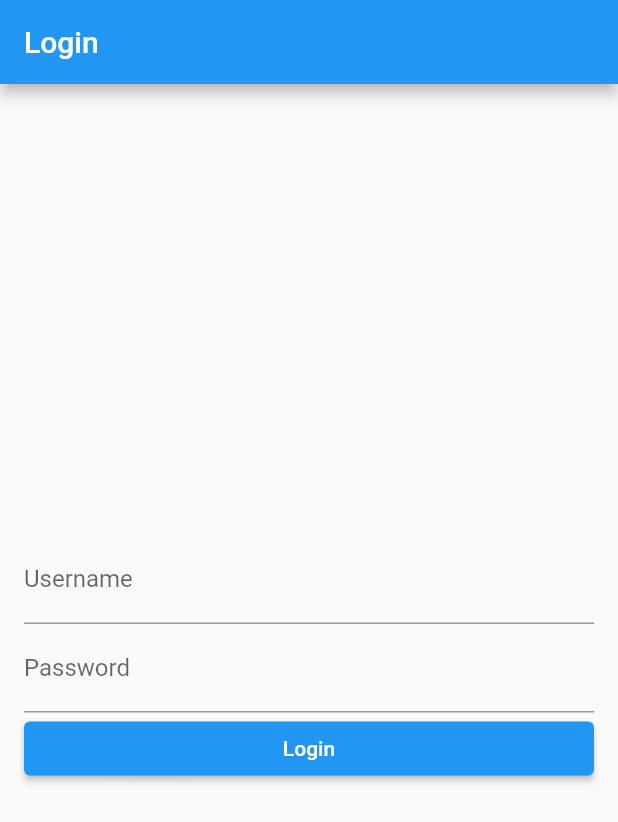
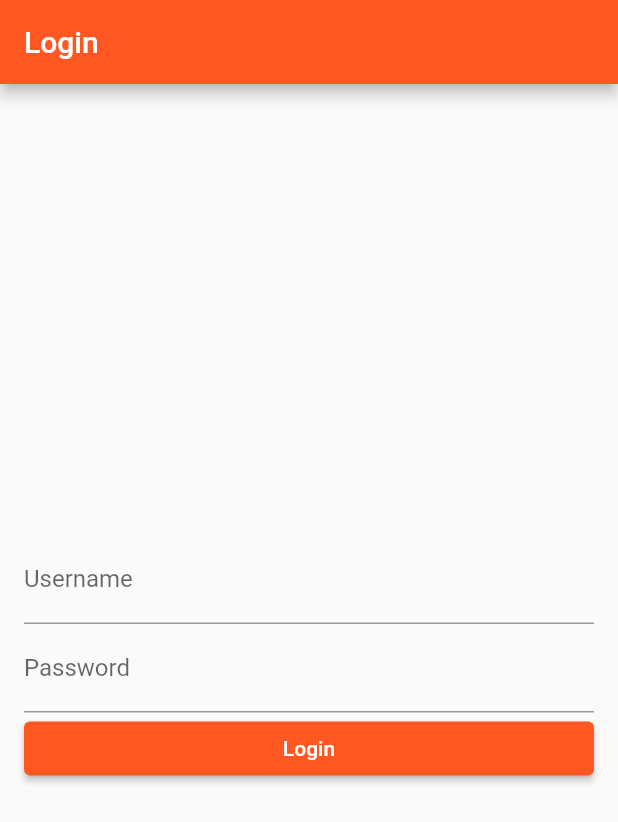
Before and after one commit to christiantobin/Social-Media-App, a Flutter app: the screen it shows after launch, on a phone screen of 412 x 824 dp. Shown: the top 822 px of the screen. Run offline on Flutter 3.47's test engine with Material 2 defaults, Android fonts, the phone set to English and light mode, and no system bars.

Commit message:
Update color

```diff
--- a/lib/homeContent/exploreContent.dart
+++ b/lib/homeContent/exploreContent.dart
@@ -2,7 +2,7 @@ import 'dart:math';
 
 import 'package:flutter/material.dart';
 
-import 'rankDetails/detailedViewPage.dart';
+import 'detailedViewPage.dart';
 
 class ExploreContent extends StatelessWidget {
   @override
@@ -24,7 +24,7 @@ class ExploreContent extends StatelessWidget {
           gridDelegate: SliverGridDelegateWithFixedCrossAxisCount(
             crossAxisCount: 3,
           ),
-          itemCount: 10,
+          itemCount: 15,
           itemBuilder: (context, index) {
             return GestureDetector(
               onTap: () {
--- a/lib/homeContent/homeContent.dart
+++ b/lib/homeContent/homeContent.dart
@@ -40,7 +40,8 @@ class _HomeContentState extends State<HomeContent> {
           });
         },
         style: ElevatedButton.styleFrom(
-          backgroundColor: _selectedScale == scale ? Colors.blue : Colors.grey,
+          backgroundColor:
+              _selectedScale == scale ? Colors.deepOrange : Colors.grey,
         ),
         child: Text(scale),
       ),
--- a/lib/main.dart
+++ b/lib/main.dart
@@ -13,7 +13,7 @@ class MyApp extends StatelessWidget {
   Widget build(BuildContext context) {
     return MaterialApp(
       title: 'Login Screen',
-      theme: ThemeData(primarySwatch: Colors.blue),
+      theme: ThemeData(primarySwatch: Colors.deepOrange),
       initialRoute: '/', // Or the initial route you want to start with
       routes: routes,
     );
```
